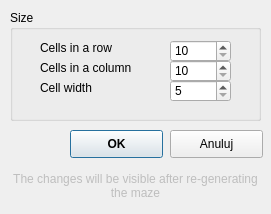
First picture: the form in dialog.ui, repository Maxhebda/Labyrinth, before the edit.
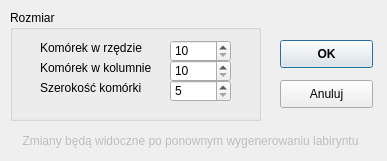
Second picture: the form after the edit.

```diff
--- a/dialog.ui
+++ b/dialog.ui
@@ -6,8 +6,8 @@
    <rect>
     <x>0</x>
     <y>0</y>
-    <width>271</width>
-    <height>214</height>
+    <width>387</width>
+    <height>161</height>
    </rect>
   </property>
   <property name="windowTitle">
@@ -23,7 +23,7 @@
     </rect>
    </property>
    <property name="title">
-    <string>Size</string>
+    <string>Rozmiar</string>
    </property>
    <widget class="QLabel" name="label">
     <property name="geometry">
@@ -35,7 +35,7 @@
      </rect>
     </property>
     <property name="text">
-     <string>Cells in a row</string>
+     <string>Komórek w rzędzie</string>
     </property>
    </widget>
    <widget class="QSpinBox" name="spinBox">
@@ -64,7 +64,7 @@
      </rect>
     </property>
     <property name="text">
-     <string>Cells in a column</string>
+     <string>Komórek w kolumnie</string>
     </property>
    </widget>
    <widget class="QSpinBox" name="spinBox_2">
@@ -93,7 +93,7 @@
      </rect>
     </property>
     <property name="text">
-     <string>Cell width</string>
+     <string>Szerokość komórki</string>
     </property>
    </widget>
    <widget class="QSpinBox" name="spinBox_3">
@@ -116,8 +116,8 @@
   <widget class="QPushButton" name="pushButton">
    <property name="geometry">
     <rect>
-     <x>70</x>
-     <y>130</y>
+     <x>280</x>
+     <y>40</y>
      <width>93</width>
      <height>28</height>
     </rect>
@@ -135,8 +135,8 @@
   <widget class="QPushButton" name="pushButton_2">
    <property name="geometry">
     <rect>
-     <x>170</x>
-     <y>130</y>
+     <x>280</x>
+     <y>80</y>
      <width>93</width>
      <height>28</height>
     </rect>
@@ -152,9 +152,9 @@
    <property name="geometry">
     <rect>
      <x>10</x>
-     <y>170</y>
-     <width>251</width>
-     <height>31</height>
+     <y>130</y>
+     <width>361</width>
+     <height>21</height>
     </rect>
    </property>
    <property name="font">
@@ -163,7 +163,7 @@
     </font>
    </property>
    <property name="text">
-    <string>The changes will be visible after re-generating the maze</string>
+    <string>Zmiany będą widoczne po ponownym wygenerowaniu labiryntu</string>
    </property>
    <property name="alignment">
     <set>Qt::AlignCenter</set>
```
Left out of the diff: 20 changed lines with no effect on the pictures.
